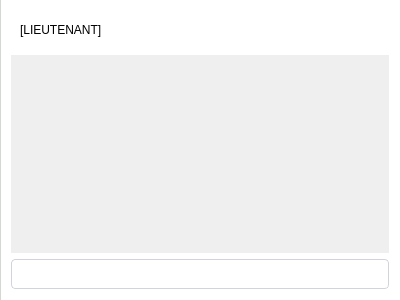
This is ConsolePanelWidget.ui in bondanocho123/lassomoir as Qt 5 draws it before an edit. The edited form follows.
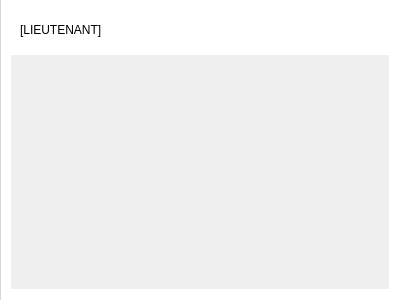
This is the edited form.

Commit message:
Hapus kolom input teks di bawah panel konsol
Kolom itu satu-satunya sumber sinyal commandSubmitted (yang hanya
menggemakan teks ke log), jadi field, slot, sinyal, dan handler
MainWindow ikut dihapus.

```diff
--- a/ConsolePanelWidget.ui
+++ b/ConsolePanelWidget.ui
@@ -28,19 +28,6 @@
 
 #taskListContainer {
     background: transparent;
-}
-
-#lineEditPrompt {
-    background-color: #ffffff;
-    border: 1px solid #d1d5db;
-    border-radius: 4px;
-    padding: 6px 8px;
-    font-size: 11px;
-    color: #111827;
-}
-
-#lineEditPrompt:focus {
-    border: 1px solid #059669;
 }</string>
   </property>
   <layout class="QVBoxLayout" name="verticalLayout">
@@ -129,9 +116,6 @@
      </widget>
     </widget>
    </item>
-   <item>
-    <widget class="QLineEdit" name="lineEditPrompt"/>
-   </item>
   </layout>
  </widget>
  <resources/>
```
The commit also changes 6 other files.
